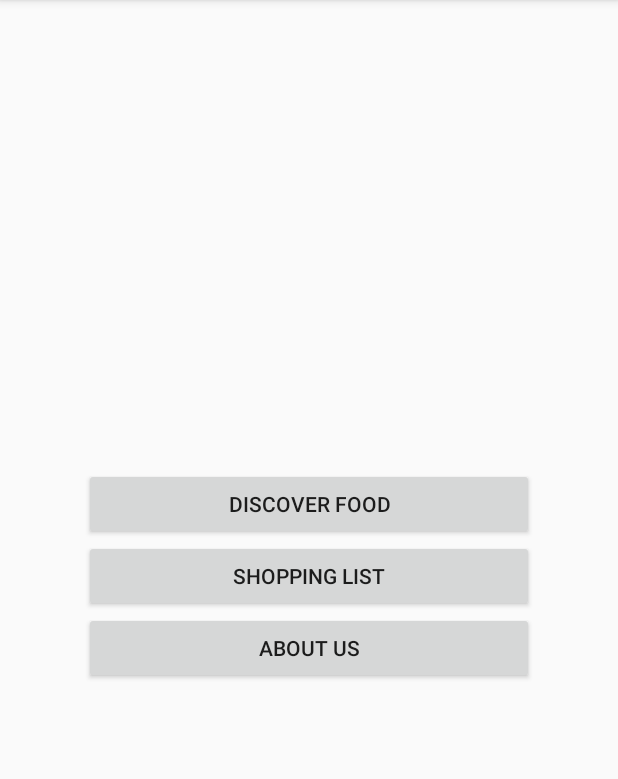
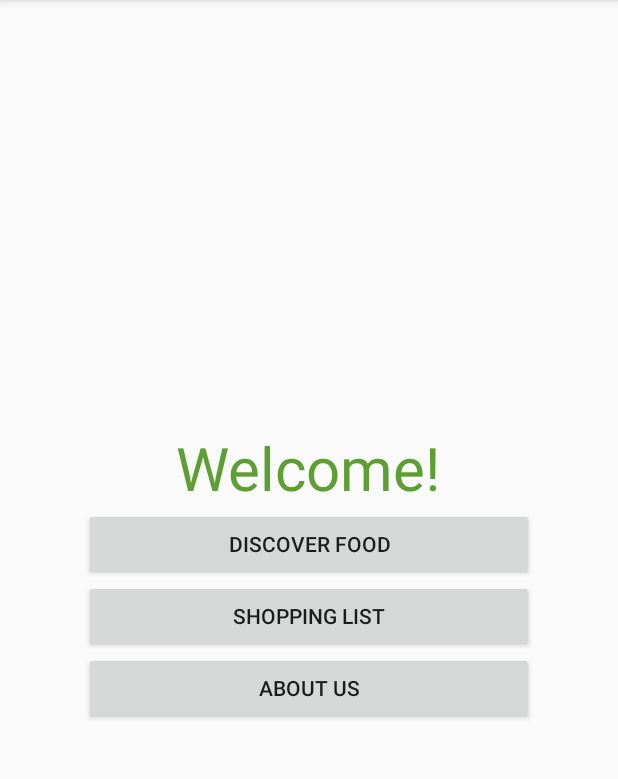
Before and after one commit to Owlkaline/TheVeganSpot, an Android app: the screen it shows after launch (MainActivity), on a phone screen of 412 x 824 dp, the part 84-863 px from its top. Run offline under Robolectric (Android 15) with nearby library versions, the phone set to English and light mode, and no system bars.

Commit message:
Fixed allignment of some buttons, updated database with new info Changes committed: 	modified:   app/src/main/java/com/akuma/ao/theveganspot/ListFoodActivity.java 	modified:   app/src/main/java/com/akuma/ao/theveganspot/MainActivity.java 	modified:   app/src/main/res/layout/activity_main.xml 	modified:   app/src/main/res/layout/activity_search.xml 	modified:   app/src/main/res/layout/list_button_layout.xml 	modified:   app/src/main/res/layout/list_layout.xml 	modified:   app/src/main/res/values/colors.xml 	modified:   app/src/main/res/values/strings.xml

```diff
--- a/app/src/main/java/com/akuma/ao/theveganspot/ListFoodActivity.java
+++ b/app/src/main/java/com/akuma/ao/theveganspot/ListFoodActivity.java
@@ -53,7 +53,7 @@ public class ListFoodActivity extends AppCompatActivity {
 
 
         lv.setAdapter(new ListAdapter(this, R.layout.list_layout, data));
-        DBHandler db = new DBHandler(this);
+      /*  DBHandler db = new DBHandler(this);
 
         Log.d("Reading: ", "Reading all...");
         List<Food> foods = db.getAllFood();
@@ -67,7 +67,7 @@ public class ListFoodActivity extends AppCompatActivity {
         for (Brand brand : brands) {
             String log = "Id: " + brand.getId() + ",Name: " + brand.getName();
             Log.d("Food: : ", log);
-        }
+        }*/
         /*
 
         TextView textView = new TextView(this);
--- a/app/src/main/java/com/akuma/ao/theveganspot/MainActivity.java
+++ b/app/src/main/java/com/akuma/ao/theveganspot/MainActivity.java
@@ -51,6 +51,7 @@ public class MainActivity extends AppCompatActivity {
         db.addType(new Type(1, "Snacks"));
         db.addType(new Type(2, "Cheeses"));
         db.addType(new Type(3, "Chips and Dips"));
+        db.addType(new Type(4, "Spreads"));
 
         db.addBrand(new Brand(1, "MyLife"));
         db.addBrand(new Brand(2, "Coles"));
@@ -63,6 +64,11 @@ public class MainActivity extends AppCompatActivity {
         db.addFood(new Food(2, 3, 3, "Hommus Dip"));
         db.addFood(new Food(3, 4, 3, "Salt and Vinegar chips"));
         db.addFood(new Food(4, 1, 2, "BioCheese - Cheddar"));
+        db.addFood(new Food(5, 1, 2, "BioCheese Slices"));
+        db.addFood(new Food(6, 1, 2, "BioCheese Slices - Cheddar"));
+        db.addFood(new Food(7, 1, 2, "BioCheese Shred - Cheddar"));
+        db.addFood(new Food(8, 1, 2, "BioCheese Shred - Pizza"));
+        db.addFood(new Food(9, 1, 4, "BioButtery"));
 
         db.close();
     }
--- a/app/src/main/res/layout/activity_main.xml
+++ b/app/src/main/res/layout/activity_main.xml
@@ -5,7 +5,12 @@
     android:gravity="center"
     android:layout_width="match_parent"
     android:layout_height="match_parent">
-
+    <TextView
+        android:text="@string/welcome"
+        android:textSize="40dp"
+        android:textColor="@color/darkgreen"
+        android:layout_width="wrap_content"
+        android:layout_height="wrap_content" />
     <Button
         android:layout_width="300dp"
         android:layout_height="wrap_content"
--- a/app/src/main/res/layout/activity_search.xml
+++ b/app/src/main/res/layout/activity_search.xml
@@ -21,6 +21,7 @@
     <Button
         android:id="@+id/all_food"
         android:text="@string/all_food"
+        android:layout_centerHorizontal="true"
         android:layout_width="wrap_content"
         android:layout_height="wrap_content"
         android:layout_below="@+id/search_title"
@@ -28,6 +29,7 @@
     <Button
         android:id="@+id/by_brand"
         android:text="@string/by_brand"
+        android:layout_centerHorizontal="true"
         android:layout_width="wrap_content"
         android:layout_height="wrap_content"
         android:layout_below="@+id/all_food"
@@ -35,6 +37,7 @@
 
     <Button
         android:text="@string/by_type"
+        android:layout_centerHorizontal="true"
         android:layout_width="wrap_content"
         android:layout_height="wrap_content"
         android:layout_below="@+id/by_brand"
--- a/app/src/main/res/layout/list_button_layout.xml
+++ b/app/src/main/res/layout/list_button_layout.xml
@@ -6,7 +6,6 @@
     <Button
         android:id="@+id/button_list"
         android:text="@string/view_details"
-        android:layout_gravity="center_horizontal"
         android:layout_width="match_parent"
         android:layout_height="wrap_content" />
 
--- a/app/src/main/res/layout/list_layout.xml
+++ b/app/src/main/res/layout/list_layout.xml
@@ -8,7 +8,7 @@
         android:text="@string/example_text"
         android:textSize="20dp"
         android:textAlignment="center"
-        android:layout_marginTop="10dp"
+        android:gravity="center"
         android:layout_weight="4"
         android:layout_width="0dp"
         android:layout_height="wrap_content" />
--- a/app/src/main/res/values/colors.xml
+++ b/app/src/main/res/values/colors.xml
@@ -4,6 +4,7 @@
     <color name="colorPrimaryDark">#303F9F</color>
     <color name="colorAccent">#FF4081</color>
     <color name="green">#55d400</color>
+    <color name="darkgreen">#5e9f33</color>
     <color name="black">#000000</color>
     <color name="gray">#969292</color>
 </resources>
--- a/app/src/main/res/values/strings.xml
+++ b/app/src/main/res/values/strings.xml
@@ -9,6 +9,7 @@
     <string name="search_food">Lookup food</string>
     <string name="results">Results</string>
     <string name="view_details">View details</string>
+    <string name="welcome">Welcome!</string>
 
     <string name="brand_blank">Brand</string>
     <string name="vegan_food">Vegan Food</string>
```
